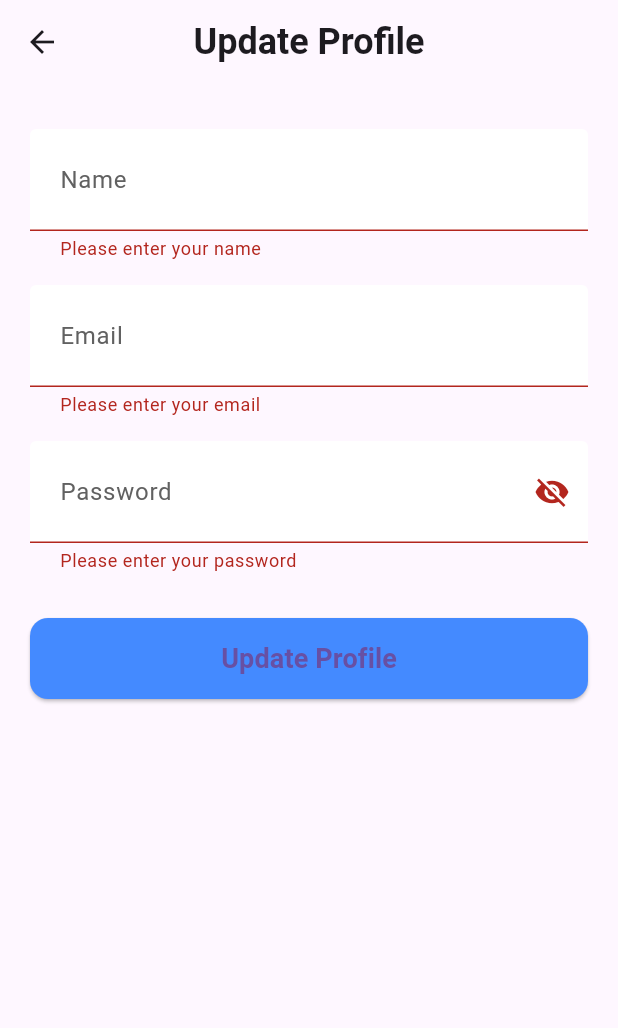
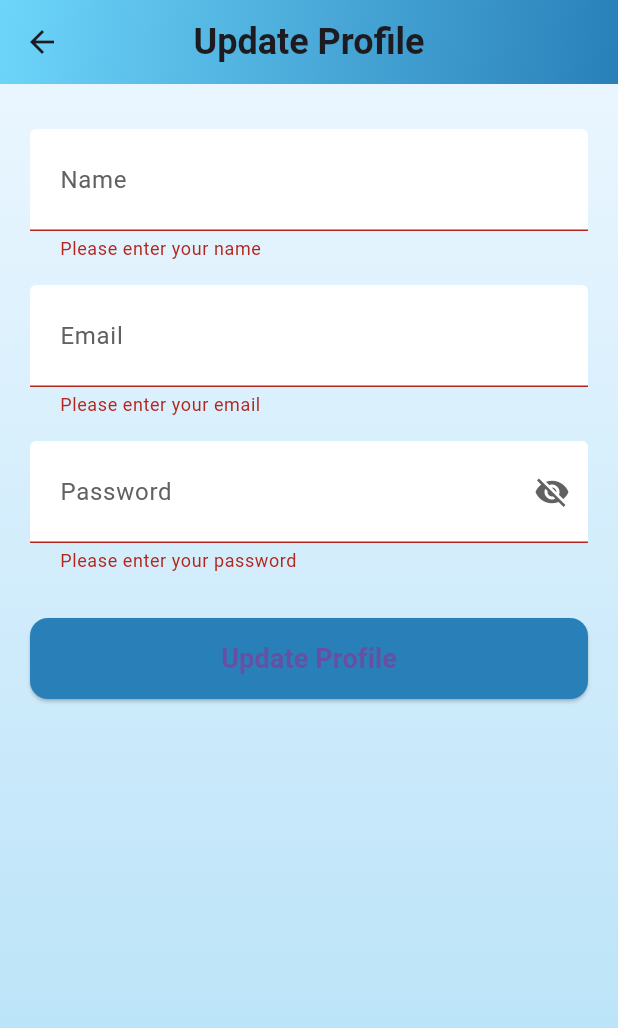
Before and after one commit to Anan-Elayan/project_mongodb_quiz_app, a Flutter app: the SettingScreen screen opened directly, after a tap on "Update Profile", on a phone screen of 412 x 824 dp. Shown: the top 1028 px of the screen. Run offline on Flutter 3.47's test engine with Material 3 defaults, Android fonts, the phone set to English and light mode, and no system bars; our stand-ins replace fluttertoast, rflutter_alert, shared_preferences; accounts and stored records are empty; network calls fail.

```diff
--- a/lib/main.dart
+++ b/lib/main.dart
@@ -13,27 +13,12 @@ class MyApp extends StatefulWidget {
 }
 
 class _MyAppState extends State<MyApp> {
-  // Locale _locale = const Locale('en');
-
-  // void _setLocale(Locale locale) {
-  //   setState(() {
-  //     _locale = locale;
-  //   });
-  // }
-
   @override
   Widget build(BuildContext context) {
-    return MaterialApp(
-      // localizationsDelegates: const [
-      //   S.delegate,
-      //   GlobalMaterialLocalizations.delegate,
-      //   GlobalWidgetsLocalizations.delegate,
-      //   GlobalCupertinoLocalizations.delegate,
-      // ],
-      // supportedLocales: S.delegate.supportedLocales,
-      // locale: _locale,
+    return const MaterialApp(
       debugShowCheckedModeBanner: false,
       home: SplashScreen(),
     );
   }
 }
+// todo handle the analytics based on the teacher(# students)
--- a/lib/route/route.dart
+++ b/lib/route/route.dart
@@ -151,6 +151,7 @@ class Routing {
       };
       var response = await networkingHelper.postData(body);
       if (response["message"] == "Login successful") {
+        print(response);
         return response["userId"];
       }
     } catch (e) {
@@ -164,9 +165,7 @@ class Routing {
       String userId = await getUserIdFromPref();
       NetworkingHelper networkingHelper =
           NetworkingHelper("$apiUrl/users/getUserById");
-      Map<String, dynamic> body = {
-        "id": userId,
-      };
+      Map<String, dynamic> body = {"id": userId};
       var response = await networkingHelper.postData(body);
       if (response != null) {
         print("response is ${response}");
@@ -193,12 +192,8 @@ class Routing {
         "password": password,
       };
       var response = await networkingHelper.postData(body);
-      if (response != null) {
-        print("response is ${response}");
-      }
-      return true;
+      return response != null;
     } catch (e) {
-      print("error when update profile data ${e.toString()}");
       return false;
     }
   }
--- a/lib/screens/settings_screen.dart
+++ b/lib/screens/settings_screen.dart
@@ -23,6 +23,7 @@ class _SettingScreenState extends State<SettingScreen> {
     if (profileData != null && profileData!.isNotEmpty) {
       _nameController.text = profileData!['name'];
       _emailController.text = profileData!['email'];
+      _passwordController.text = profileData!['password'];
     }
   }
 
@@ -34,14 +35,15 @@ class _SettingScreenState extends State<SettingScreen> {
 
       Routing routing = Routing();
       bool success = await routing.updateUserProfile(name, email, password);
-      ; // Implement your update logic here
 
       if (success) {
         ScaffoldMessenger.of(context).showSnackBar(
-            SnackBar(content: Text('Profile updated successfully')));
+          const SnackBar(content: Text('Profile updated successfully')),
+        );
       } else {
-        ScaffoldMessenger.of(context)
-            .showSnackBar(SnackBar(content: Text('Failed to update profile')));
+        ScaffoldMessenger.of(context).showSnackBar(
+          const SnackBar(content: Text('Failed to update profile')),
+        );
       }
     }
   }
@@ -57,11 +59,34 @@ class _SettingScreenState extends State<SettingScreen> {
     return Scaffold(
       appBar: AppBar(
         elevation: 0,
-        title: Text("Update Profile",
-            style: TextStyle(fontSize: 24, fontWeight: FontWeight.bold)),
         centerTitle: true,
+        title: const Text(
+          "Update Profile",
+          style: TextStyle(
+            fontSize: 24,
+            fontWeight: FontWeight.bold,
           ),
-      body: Padding(
+        ),
+        flexibleSpace: Container(
+          decoration: const BoxDecoration(
+            gradient: LinearGradient(
+              colors: [Color(0xFF6DD5FA), Color(0xFF2980B9)],
+              begin: Alignment.topLeft,
+              end: Alignment.bottomRight,
+            ),
+          ),
+        ),
+      ),
+      body: Container(
+        height: double.infinity,
+        decoration: const BoxDecoration(
+          gradient: LinearGradient(
+            colors: [Color(0xFFEAF6FF), Color(0xFFB2E0F7)],
+            begin: Alignment.topCenter,
+            end: Alignment.bottomCenter,
+          ),
+        ),
+        child: Padding(
           padding: const EdgeInsets.symmetric(horizontal: 20, vertical: 30),
           child: SingleChildScrollView(
             child: Column(
@@ -74,20 +99,25 @@ class _SettingScreenState extends State<SettingScreen> {
                       // Name Input
                       TextFormField(
                         controller: _nameController,
-                      style: TextStyle(fontSize: 16),
+                        style: const TextStyle(fontSize: 16),
                         decoration: InputDecoration(
                           labelText: 'Name',
                           labelStyle: TextStyle(color: Colors.grey[700]),
                           focusedBorder: OutlineInputBorder(
-                          borderSide: BorderSide(color: Colors.blueAccent),
+                            borderRadius: BorderRadius.circular(12),
+                            borderSide:
+                                const BorderSide(color: Color(0xFF2980B9)),
                           ),
                           enabledBorder: OutlineInputBorder(
-                          borderSide: BorderSide(color: Colors.grey),
+                            borderRadius: BorderRadius.circular(12),
+                            borderSide: const BorderSide(color: Colors.grey),
                           ),
                           filled: true,
                           fillColor: Colors.white,
-                        contentPadding:
-                            EdgeInsets.symmetric(vertical: 14, horizontal: 16),
+                          contentPadding: const EdgeInsets.symmetric(
+                            vertical: 14,
+                            horizontal: 16,
+                          ),
                         ),
                         validator: (value) {
                           if (value == null || value.isEmpty) {
@@ -96,25 +126,30 @@ class _SettingScreenState extends State<SettingScreen> {
                           return null;
                         },
                       ),
-                    SizedBox(height: 16),
+                      const SizedBox(height: 16),
 
                       // Email Input
                       TextFormField(
                         controller: _emailController,
-                      style: TextStyle(fontSize: 16),
+                        style: const TextStyle(fontSize: 16),
                         decoration: InputDecoration(
                           labelText: 'Email',
                           labelStyle: TextStyle(color: Colors.grey[700]),
                           focusedBorder: OutlineInputBorder(
-                          borderSide: BorderSide(color: Colors.blueAccent),
+                            borderRadius: BorderRadius.circular(12),
+                            borderSide:
+                                const BorderSide(color: Color(0xFF2980B9)),
                           ),
                           enabledBorder: OutlineInputBorder(
-                          borderSide: BorderSide(color: Colors.grey),
+                            borderRadius: BorderRadius.circular(12),
+                            borderSide: const BorderSide(color: Colors.grey),
                           ),
                           filled: true,
                           fillColor: Colors.white,
-                        contentPadding:
-                            EdgeInsets.symmetric(vertical: 14, horizontal: 16),
+                          contentPadding: const EdgeInsets.symmetric(
+                            vertical: 14,
+                            horizontal: 16,
+                          ),
                         ),
                         validator: (value) {
                           if (value == null || value.isEmpty) {
@@ -123,31 +158,37 @@ class _SettingScreenState extends State<SettingScreen> {
                           return null;
                         },
                       ),
-                    SizedBox(height: 16),
+                      const SizedBox(height: 16),
 
                       // Password Input with toggle visibility
                       TextFormField(
                         controller: _passwordController,
                         obscureText: !_passwordVisible,
-                      style: TextStyle(fontSize: 16),
+                        style: const TextStyle(fontSize: 16),
                         decoration: InputDecoration(
                           labelText: 'Password',
                           labelStyle: TextStyle(color: Colors.grey[700]),
                           focusedBorder: OutlineInputBorder(
-                          borderSide: BorderSide(color: Colors.blueAccent),
+                            borderRadius: BorderRadius.circular(12),
+                            borderSide:
+                                const BorderSide(color: Color(0xFF2980B9)),
                           ),
                           enabledBorder: OutlineInputBorder(
-                          borderSide: BorderSide(color: Colors.grey),
+                            borderRadius: BorderRadius.circular(12),
+                            borderSide: const BorderSide(color: Colors.grey),
                           ),
                           filled: true,
                           fillColor: Colors.white,
-                        contentPadding:
-                            EdgeInsets.symmetric(vertical: 14, horizontal: 16),
+                          contentPadding: const EdgeInsets.symmetric(
+                            vertical: 14,
+                            horizontal: 16,
+                          ),
                           suffixIcon: IconButton(
                             icon: Icon(
                               _passwordVisible
                                   ? Icons.visibility
                                   : Icons.visibility_off,
+                              color: Colors.grey[700],
                             ),
                             onPressed: () {
                               setState(() {
@@ -163,22 +204,26 @@ class _SettingScreenState extends State<SettingScreen> {
                           return null;
                         },
                       ),
-                    SizedBox(height: 30),
+                      const SizedBox(height: 30),
 
                       // Update Button
                       ElevatedButton(
                         style: ElevatedButton.styleFrom(
-                        primary: Colors.blueAccent,
-                        padding: EdgeInsets.symmetric(vertical: 14),
+                          primary: const Color(0xFF2980B9),
+                          padding: const EdgeInsets.symmetric(vertical: 14),
                           shape: RoundedRectangleBorder(
                             borderRadius: BorderRadius.circular(12),
                           ),
-                        minimumSize: Size(double.infinity, 50),
+                          minimumSize: const Size(double.infinity, 50),
                         ),
                         onPressed: updateProfile,
-                      child: Text('Update Profile',
+                        child: const Text(
+                          'Update Profile',
                           style: TextStyle(
-                              fontSize: 18, fontWeight: FontWeight.bold)),
+                            fontSize: 18,
+                            fontWeight: FontWeight.bold,
+                          ),
+                        ),
                       ),
                     ],
                   ),
@@ -187,6 +232,7 @@ class _SettingScreenState extends State<SettingScreen> {
             ),
           ),
         ),
+      ),
     );
   }
 }
--- a/lib/screens/splash_screen.dart
+++ b/lib/screens/splash_screen.dart
@@ -32,7 +32,7 @@ class _SplashScreenState extends State<SplashScreen> {
             ),
             const SizedBox(height: 40),
             const Text(
-              "Palestinians Questions",
+              "Quiz App",
               style: TextStyle(
                 color: Colors.white,
                 fontSize: 24,
--- a/pubspec.yaml
+++ b/pubspec.yaml
@@ -41,6 +41,8 @@ dependencies:
   http: ^1.1.0
   fluttertoast: ^8.2.5
   shared_preferences: ^2.2.3
+  encrypt: ^5.0.0
+
 
 
 dev_dependencies:
```
Also changed, not shown: pubspec.lock. Lines whose indentation alone changed are shown as unchanged.
